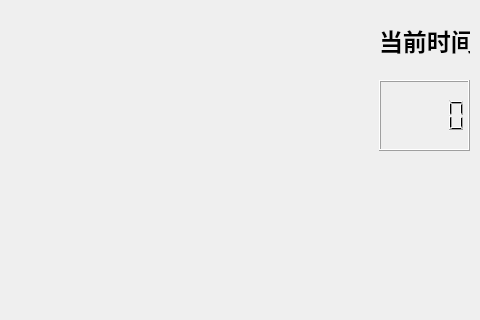
Above: Tetris/cboard_single.ui from Aurora-glint/Tetris before the change; both pictures show x 241 to 721 and y 0 to 320 of the 721 by 879 pixel window. Below: the same form after it.
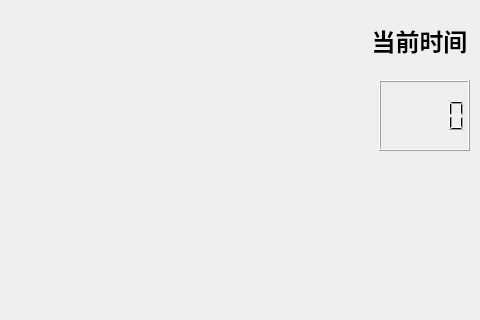
That is the form after the change.

Commit message: 分数显示

The edit to the form file:
```diff
--- a/Tetris/cboard_single.ui
+++ b/Tetris/cboard_single.ui
@@ -80,9 +80,9 @@
   <widget class="QLabel" name="timetitle">
    <property name="geometry">
     <rect>
-     <x>620</x>
+     <x>610</x>
      <y>20</y>
-     <width>91</width>
+     <width>101</width>
      <height>41</height>
     </rect>
    </property>
```
The commit also changes 1 other file.
